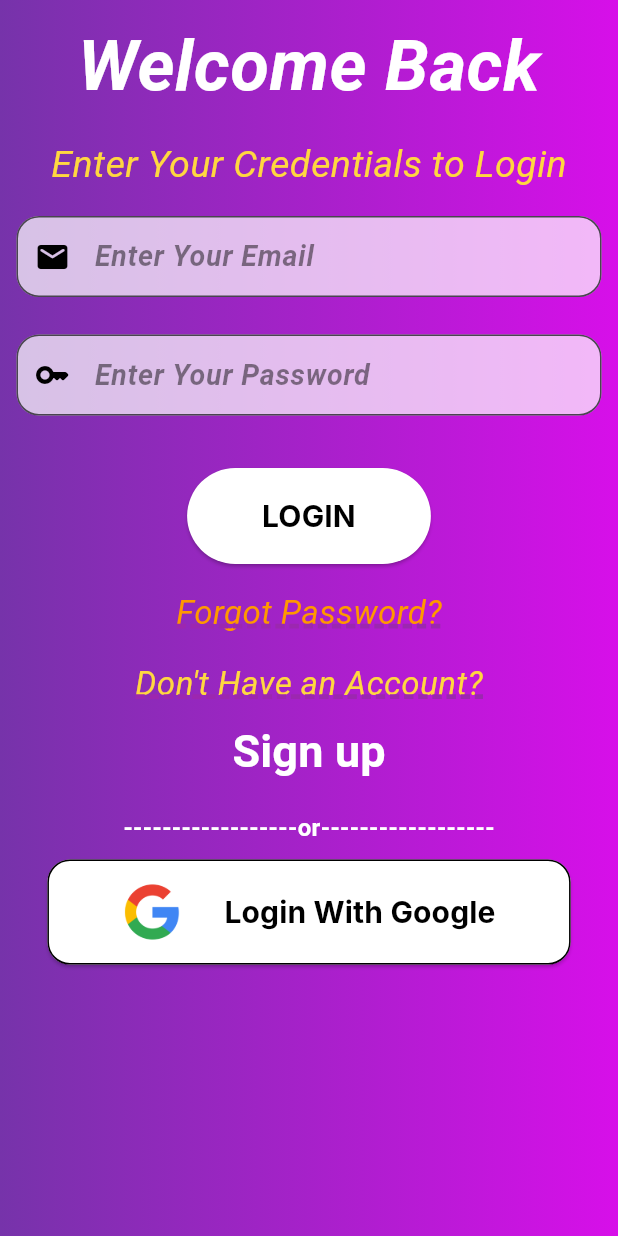
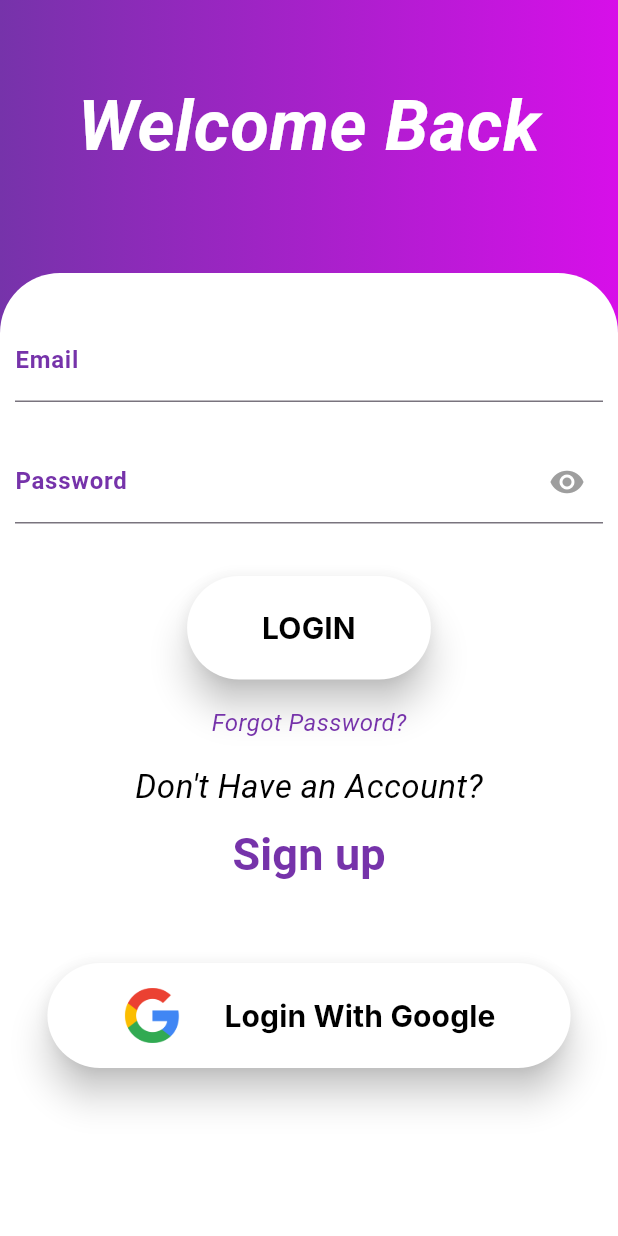
Before and after one commit to engumairahmed/CurrenSee, a Flutter app: the screen it shows after launch, on a phone screen of 412 x 824 dp. Run offline on Flutter 3.47's test engine with Material 3 defaults, Android fonts, the phone set to English and light mode, and no system bars; our stand-ins replace google_fonts, shared_preferences; Roboto replaces fonts that are missing (Inter).

Commit message:
Login updated

```diff
--- a/lib/app_properties.dart
+++ b/lib/app_properties.dart
@@ -1,8 +1,23 @@
 import 'package:flutter/material.dart';
 
 class colorProperties {
+
   static Gradient gradientcolor = const LinearGradient(colors: [
     Color.fromARGB(255, 118, 51, 170),
     Color.fromARGB(255, 215, 15, 233),
   ]);
+
+  // static Gradient gradientcolor = const LinearGradient(colors: [
+  //   Color.fromARGB(255, 181, 20, 53),
+  //   Color.fromARGB(255, 47, 23, 55),
+  // ]);
+
+    // static Gradient gradientcolor = const LinearGradient(colors: [
+    // Color(0xFFFFA426),
+    // Color(0xFFB26838),
+    // ]);
+
+  static Color purpleTextColor = const Color.fromARGB(255, 118, 51, 170);
+  // static Color purpleTextColor = const Color.fromARGB(255, 145, 11, 37);
+
 }
--- a/lib/screens/login.dart
+++ b/lib/screens/login.dart
@@ -1,9 +1,9 @@
-
 import 'package:currensee/ApiTasks.dart';
 import 'package:currensee/screens/forgotPassword.dart';
 import 'package:currensee/screens/home.dart';
 import 'package:currensee/screens/register.dart';
 import 'package:flutter/material.dart';
+import 'package:flutter/widgets.dart';
 import 'package:google_fonts/google_fonts.dart';
 import 'package:currensee/app_properties.dart';
 
@@ -15,33 +15,34 @@ class LoginPageScreen extends StatefulWidget {
 }
 
 class _LoginPageScreenState extends State<LoginPageScreen> {
-
   final GlobalKey<FormState> _formKey = GlobalKey<FormState>();
   final TextEditingController _emailController = TextEditingController();
   final TextEditingController _passwordController = TextEditingController();
-  bool isPasswordObs=true;
+  bool isPasswordObs = true;
 
-  String loginError="";
+  String loginError = "";
+  Icon icon = Icon(Icons.visibility, color: Colors.grey);
 
-  void showPass(){
+  void showPass() {
     setState(() {
-      isPasswordObs= !isPasswordObs;
-      // if(isPasswordObs){
-      //   icon=Icon(Icons.remove_red_eye_outlined);
-      // } else{
-      //   icon=FaIcon(FontAwesomeIcons.gamepad);
-      // }
+      isPasswordObs = !isPasswordObs;
+      if (isPasswordObs) {
+        icon = Icon(Icons.visibility, color: Colors.grey);
+      } else {
+        icon = Icon(Icons.visibility_off, color: Colors.grey);
+      }
     });
   }
 
-  Future<void> login() async{
+  Future<void> login() async {
     var res = await loginTask(_emailController.text, _passwordController.text);
-    var res2=res.keys.toList();
-    if(res[res2[0]]!){
-      Navigator.pushReplacement(context, MaterialPageRoute(builder:(context) => HomeScreen()));
-    } else{
+    var res2 = res.keys.toList();
+    if (res[res2[0]]!) {
+      Navigator.pushReplacement(
+          context, MaterialPageRoute(builder: (context) => HomeScreen()));
+    } else {
       setState(() {
-        loginError=res2[0];
+        loginError = res2[0];
       });
     }
   }
@@ -57,13 +58,11 @@ final GlobalKey<FormState> _formKey = GlobalKey<FormState>();
           ),
           child: SingleChildScrollView(
               child: Padding(
-                      padding: const EdgeInsets.all(10.0),
+            padding: const EdgeInsets.fromLTRB(0, 50, 0, 0),
             child: Column(children: [
-                        Column(
-                          children: [
               Text(
                 "Welcome Back",
-                              style: GoogleFonts.concertOne(
+                style: GoogleFonts.badScript(
                   textStyle: TextStyle(
                       color: Colors.white,
                       fontSize: 47,
@@ -71,76 +70,52 @@ final GlobalKey<FormState> _formKey = GlobalKey<FormState>();
                       fontWeight: FontWeight.bold),
                 ),
               ),
-                            SizedBox(
-                                height:
-                                    15), // Add space between the two text widgets
-                            Text(
-                              "Enter Your Credentials to Login",
-                              style: GoogleFonts.badScript(
-                                textStyle: TextStyle(
-                                  color: Colors.amberAccent,
-                                  fontSize: 25,
-                                  fontStyle: FontStyle.italic,
-                                ),
-                              ),
-                            )
-                          ],
-                        ),
+              SizedBox(height: 10),
               const SizedBox(
                 height: 15,
               ),
               Padding(
-                          padding: const EdgeInsets.all(1.0),
+                padding: const EdgeInsets.fromLTRB(0, 40, 0, 0),
+                child: Container(
+                  height: MediaQuery.sizeOf(context).height,
+                  decoration: const BoxDecoration(
+                    borderRadius: BorderRadius.only(
+                      topLeft: Radius.circular(40),
+                      topRight: Radius.circular(40),
+                    ),
+                    color: Colors.white,
+                  ),
+                  child: Padding(
+                    padding: const EdgeInsets.fromLTRB(10, 30, 10, 0),
                     child: Form(
                       key: _formKey,
                       child: Column(children: [
                         TextFormField(
                           controller: _emailController,
                           decoration: InputDecoration(
-                                  filled: true,
-                                  fillColor: Colors.white70,
-                                  prefixIcon: Icon(Icons.email_rounded,
-                                      color: Colors.black),
-                                  border: const OutlineInputBorder(
-                                    borderRadius: BorderRadius.all(
-                                      Radius.circular(15.0),
+                              labelText: 'Email',
+                              labelStyle: TextStyle(
+                                fontWeight: FontWeight.bold,
+                                color: colorProperties.purpleTextColor,
                               ),
-                                  ),
-                                  labelText: "Enter Your Email",
-                                  labelStyle: TextStyle(
-                                    color: Color(0x77000000), // Label ka color
-                                    fontSize: 19,
-                                    fontStyle: FontStyle.italic,
-                                    fontWeight: FontWeight.bold,
-                                  ),
-                                  contentPadding: EdgeInsets.symmetric(
-                                      vertical: 15, horizontal: 25),
                             ),
                         ),
                         const SizedBox(
                           height: 25,
                         ),
                         TextFormField(
+                          obscureText: isPasswordObs,
                           controller: _passwordController,
                           decoration: InputDecoration(
-                                  filled: true,
-                                  fillColor: Colors.white70,
-                                  prefixIcon: Icon(Icons.key_rounded,
-                                      color: Colors.black),
-                                  border: OutlineInputBorder(
-                                    borderRadius: BorderRadius.all(
-                                      Radius.circular(15.0),
+                            suffixIcon: IconButton(
+                              onPressed: showPass,
+                              icon: icon,
                             ),
+                            labelText: 'Password',
+                            labelStyle: TextStyle(
+                              fontWeight: FontWeight.bold,
+                              color: colorProperties.purpleTextColor,
                             ),
-                                  labelText: "Enter Your Password",
-                                  labelStyle: TextStyle(
-                                    color: Color(0x77000000), // Label ka color
-                                    fontSize: 19,
-                                    fontStyle: FontStyle.italic,
-                                    fontWeight: FontWeight.bold,
-                                  ),
-                                  contentPadding: EdgeInsets.symmetric(
-                                      vertical: 15, horizontal: 25),
                           ),
                         ),
                         const SizedBox(
@@ -150,8 +125,9 @@ final GlobalKey<FormState> _formKey = GlobalKey<FormState>();
                           height: 10,
                         ),
                         ElevatedButton(
-                                onPressed: () {},
+                          onPressed: login,
                           style: ElevatedButton.styleFrom(
+                            elevation: 10,
                             backgroundColor: Colors.white,
                             padding: EdgeInsets.symmetric(
                                 vertical: 20, horizontal: 50),
@@ -162,10 +138,8 @@ final GlobalKey<FormState> _formKey = GlobalKey<FormState>();
                             style: TextStyle(
                               color: Colors.black,
                               fontSize: 20,
-                                    fontStyle: FontStyle.normal,
                               fontFamily: 'Inter',
                               fontWeight: FontWeight.bold,
-                                    height: 0,
                             ),
                           ),
                         ),
@@ -187,15 +161,10 @@ final GlobalKey<FormState> _formKey = GlobalKey<FormState>();
                               child: Text(
                                 "Forgot Password?",
                                 style: TextStyle(
-                                          color: Colors.orange,
-                                          fontSize: 22,
+                                  color: colorProperties.purpleTextColor,
+                                  fontSize: 16,
                                   fontStyle: FontStyle.italic,
-                                          decoration: TextDecoration.underline,
-                                          decorationColor: Colors
-                                              .purple, // Change the underline color
-                                          decorationStyle:
-                                              TextDecorationStyle.dashed,
-                                          decorationThickness: 3),
+                                ),
                               ),
                             ),
                             SizedBox(
@@ -204,15 +173,10 @@ final GlobalKey<FormState> _formKey = GlobalKey<FormState>();
                             Text(
                               "Don't Have an Account?",
                               style: TextStyle(
-                                        color: Colors.amberAccent,
+                                color: Colors.black,
                                 fontSize: 22,
                                 fontStyle: FontStyle.italic,
-                                        decoration: TextDecoration.underline,
-                                        decorationColor: Colors
-                                            .purple, // Change the underline color
-                                        decorationStyle:
-                                            TextDecorationStyle.dashed,
-                                        decorationThickness: 3),
+                              ),
                             ),
                             TextButton(
                                 onPressed: () {
@@ -225,7 +189,7 @@ final GlobalKey<FormState> _formKey = GlobalKey<FormState>();
                                 child: Text(
                                   "Sign up",
                                   style: TextStyle(
-                                            color: Color(0xFFFFFFFF),
+                                      color: colorProperties.purpleTextColor,
                                       fontSize: 30,
                                       fontWeight: FontWeight.bold),
                                 ))
@@ -251,19 +215,15 @@ final GlobalKey<FormState> _formKey = GlobalKey<FormState>();
                         ElevatedButton.icon(
                           onPressed: () {},
                           style: ElevatedButton.styleFrom(
+                            elevation: 10,
                             backgroundColor: Colors.white,
                             padding: EdgeInsets.symmetric(
                                 vertical: 15, horizontal: 50),
-                                  shape: RoundedRectangleBorder(
-                                    borderRadius:
-                                        BorderRadius.all(Radius.circular(15.0)),
-                                    side: BorderSide(color: Colors.black),
-                                  ),
                           ),
                           icon: Padding(
                             padding: const EdgeInsets.only(right: 20.0),
                             child: Image.asset(
-                                    'lib/images/Google_logo.png', // Replace this with your Google logo asset path
+                              'lib/images/Google_logo.png',
                               height: 40, // Adjust the height as needed
                             ),
                           ),
@@ -276,15 +236,16 @@ final GlobalKey<FormState> _formKey = GlobalKey<FormState>();
                               fontStyle: FontStyle.normal,
                               fontFamily: 'Inter',
                               fontWeight: FontWeight.bold,
-                                    height: 0,
                             ),
                           ),
                         ),
                       ]),
                     ),
+                  ),
+                ),
               )
-                      ])))),
-        )
-    );
+            ]),
+          ))),
+    ));
   }
 }
```
Also changed, not shown: lib/ApiEndpoints.dart (+7 -1 lines), lib/ApiTasks.dart (+5 -4 lines), lib/screens/welcome.dart (added, +18 -0 lines), lib/splash_screen.dart (deleted, +0 -80 lines), lib/images/PNG02.png (added), 1 other file. Lines whose indentation alone changed are shown as unchanged.
